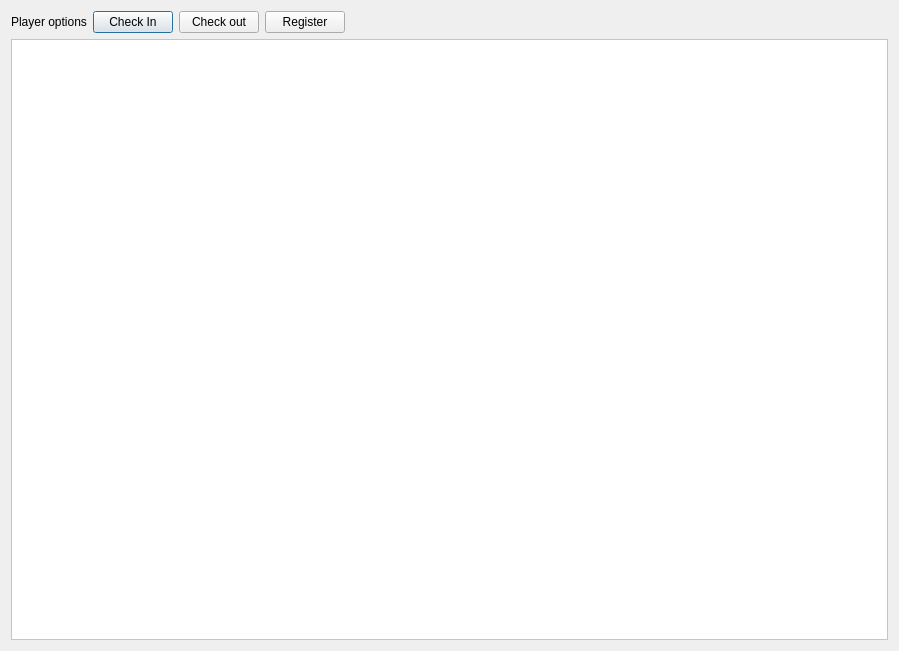
Old version of the form src/SessionDialog.ui in the repository simophin/game-matcher-qt.
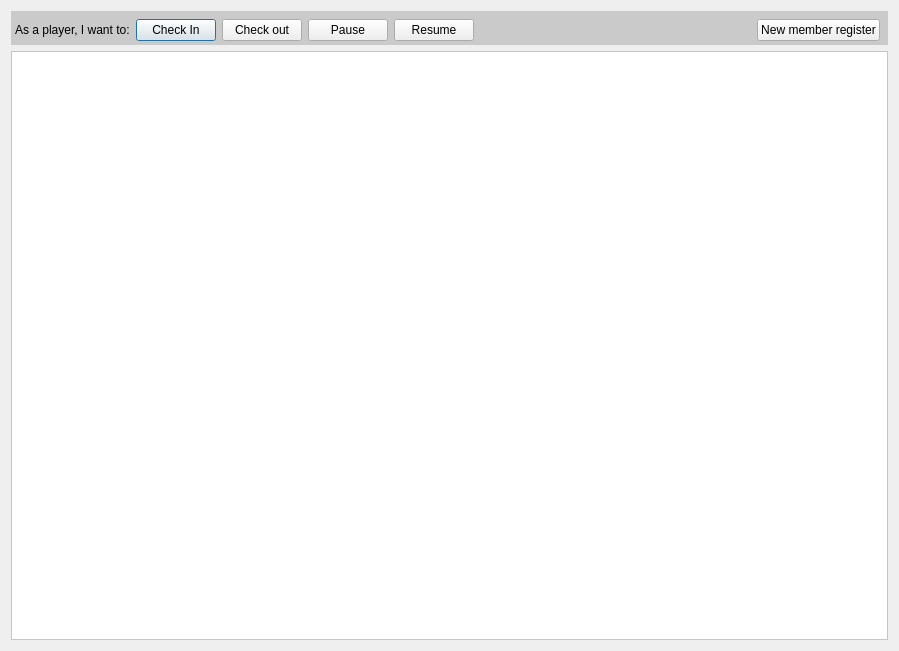
New version of the form.

Diff of the .ui file:
```diff
--- a/src/SessionDialog.ui
+++ b/src/SessionDialog.ui
@@ -21,7 +21,27 @@
   </property>
   <layout class="QVBoxLayout" name="verticalLayout_2">
    <item>
-    <layout class="QHBoxLayout" name="horizontalLayout">
+    <widget class="QWidget" name="playerOptionsContainer" native="true">
+     <property name="styleSheet">
+      <string notr="true">#playerOptionsContainer {
+	background-color: palette(MidLight);
+}</string>
+     </property>
+     <layout class="QHBoxLayout" name="horizontalLayout_3">
+      <property name="leftMargin">
+       <number>4</number>
+      </property>
+      <property name="topMargin">
+       <number>8</number>
+      </property>
+      <property name="rightMargin">
+       <number>8</number>
+      </property>
+      <property name="bottomMargin">
+       <number>4</number>
+      </property>
+      <item>
+       <layout class="QHBoxLayout" name="horizontalLayout_2">
      <item>
       <widget class="QLabel" name="label">
        <property name="sizePolicy">
@@ -31,7 +51,7 @@
         </sizepolicy>
        </property>
        <property name="text">
-        <string>Player options</string>
+           <string>As a player, I want to:</string>
        </property>
       </widget>
      </item>
@@ -40,6 +60,9 @@
        <property name="text">
         <string>Check In</string>
        </property>
+          <property name="autoDefault">
+           <bool>true</bool>
+          </property>
       </widget>
      </item>
      <item>
@@ -50,9 +73,22 @@
       </widget>
      </item>
      <item>
-      <widget class="QPushButton" name="registerButton">
+         <widget class="QPushButton" name="pauseButton">
+          <property name="toolTip">
+           <string>Temporarily pause playing</string>
+          </property>
        <property name="text">
-        <string>Register</string>
+           <string>Pause</string>
+          </property>
+         </widget>
+        </item>
+        <item>
+         <widget class="QPushButton" name="resumeButton">
+          <property name="toolTip">
+           <string>Resume playing</string>
+          </property>
+          <property name="text">
+           <string>Resume</string>
        </property>
       </widget>
      </item>
@@ -69,7 +105,20 @@
        </property>
       </spacer>
      </item>
-    </layout>
+        <item>
+         <widget class="QPushButton" name="registerButton">
+          <property name="text">
+           <string>New member register</string>
+          </property>
+          <property name="flat">
+           <bool>false</bool>
+          </property>
+         </widget>
+        </item>
+       </layout>
+      </item>
+     </layout>
+    </widget>
    </item>
    <item>
     <widget class="QFrame" name="courtFrame">
```
Left out of the diff: 15 changed lines with no effect on the pictures. Lines whose indentation alone changed are shown as unchanged.
